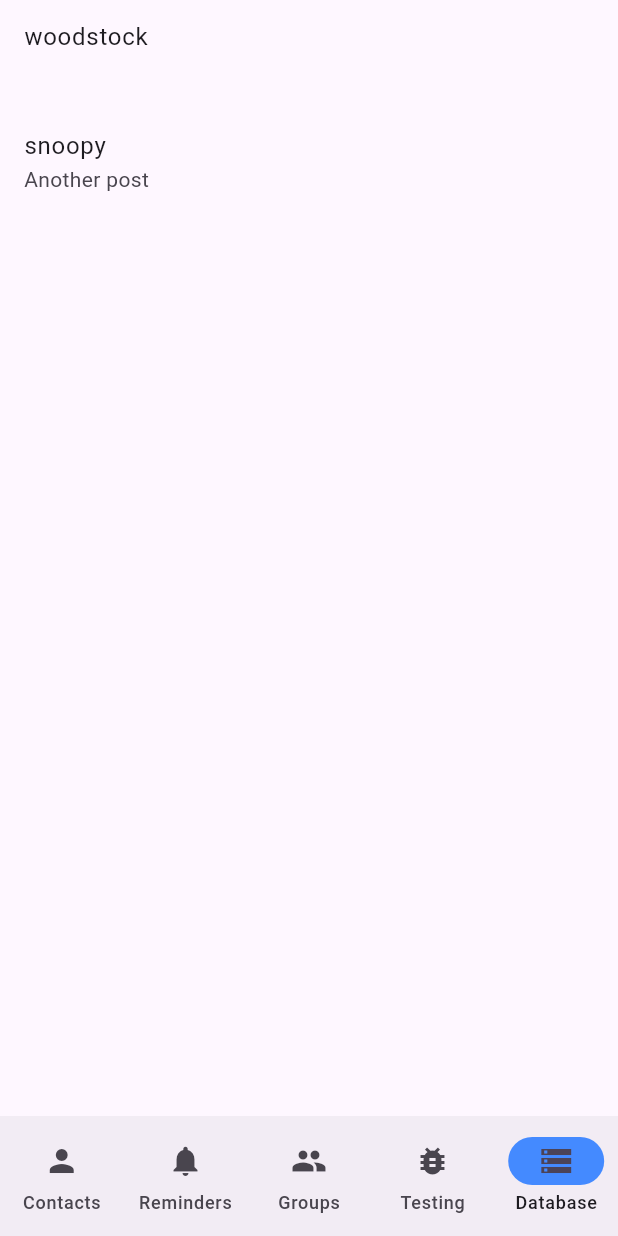
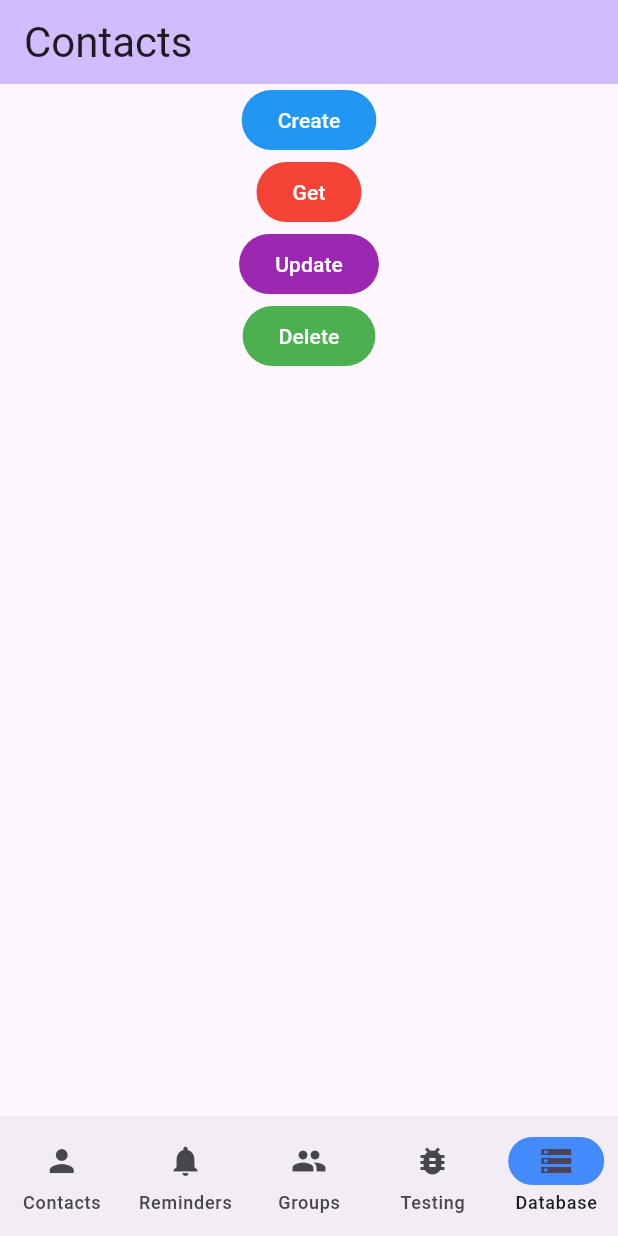
Before and after one commit to RaySandhu/FriendlyReminders, a Flutter app: the screen it shows after launch, item 5 of the bottom bar chosen, on a phone screen of 412 x 824 dp. Run offline on Flutter 3.47's test engine with Material 3 defaults, Android fonts, the phone set to English and light mode, and no system bars; our stand-ins replace sqflite; accounts and stored records are empty.

Commit message:
Finished setting up sqflite db

```diff
--- a/lib/assets/mock_db.json
+++ /dev/null
@@ -1,16 +0,0 @@
-[
-    {
-      "id": "7d3d8bd1-b9a6-4e1f-8e4e-dca6f4861441",
-      "imageUrl": "https://source.unsplash.com/AEVAMhago-s",
-      "createdAt": "2018-12-09T15:35:54.006Z",
-      "text": "",
-      "username": "woodstock"
-    },
-    {
-      "id": "e17292f4-a1c7-4bec-9427-73a4f0c0ecc0",
-      "imageUrl": "https://source.unsplash.com/AEVAMhago-s",
-      "createdAt": "2018-12-10T10:24:40.006Z",
-      "text": "Another post",
-      "username": "snoopy"
-    }
-  ]
--- /dev/null
+++ b/lib/models/ContactModel.dart
@@ -0,0 +1,44 @@
+class ContactModel {
+  final int id;
+  final String name;
+  final String phone;
+  final String email;
+  // final List<String> tags;
+  // final int reminder;
+  final String notes;
+
+  const ContactModel({
+    required this.id,
+    required this.name,
+    required this.phone,
+    required this.email,
+    // required this.tags,
+    // required this.reminder,
+    required this.notes,
+  });
+
+  factory ContactModel.fromMap(Map<String, dynamic> map) {
+    return ContactModel(
+      id: map['id'] as int,
+      name: map['name'] as String,
+      phone: map['phone'] as String,
+      email: map['email'] as String,
+      notes: map['notes'] as String,
+    );
+  }
+
+  Map<String, Object?> toMap() {
+    return {
+      'id': id,
+      'name': name,
+      'phone': phone,
+      'email': email,
+      'notes': notes,
+    };
+  }
+
+  @override
+  String toString() {
+    return 'Contact{id: $id, name: $name, phone: $phone, email: $email, notes: $notes}';
+  }
+}
--- a/lib/screens/DatabaseScreen.dart
+++ b/lib/screens/DatabaseScreen.dart
@@ -1,39 +1,84 @@
 import 'package:flutter/material.dart';
-import 'package:friendlyreminder/models/post.dart';
-import 'package:friendlyreminder/services/DatabaseService.dart';
+import 'package:friendlyreminder/models/ContactModel.dart';
+import 'package:friendlyreminder/services/ContactService.dart';
 
-class PostList extends StatefulWidget {
+class DatabaseScreen extends StatefulWidget {
+  const DatabaseScreen({super.key});
+
   @override
-  _PostListState createState() => _PostListState();
+  State<DatabaseScreen> createState() => _DatabaseScreenState();
 }
 
-class _PostListState extends State<PostList> {
-  List<Post> _posts = [];
-
-  @override
-  void initState() {
-    super.initState();
-    _loadPosts();
-  }
-
-  Future<void> _loadPosts() async {
-    final posts = await loadPosts();
-    setState(() {
-      _posts = posts;
-    });
-  }
+class _DatabaseScreenState extends State<DatabaseScreen> {
+  final ContactService contactService = ContactService();
 
   @override
   Widget build(BuildContext context) {
-    return ListView.builder(
-      itemCount: _posts.length,
-      itemBuilder: (context, index) {
-        final post = _posts[index];
-        return ListTile(
-          title: Text(post.username),
-          subtitle: Text(post.text),
-        );
-      },
+    return Scaffold(
+      appBar: AppBar(
+        title:
+            Text("Contacts", style: Theme.of(context).textTheme.headlineMedium),
+        backgroundColor: Theme.of(context).colorScheme.inversePrimary,
+      ),
+      body: SafeArea(
+          child: Center(
+        child: Column(
+          children: [
+            FilledButton(
+              onPressed: () {
+                ContactModel newContact = ContactModel(
+                    id: 1,
+                    name: "Alice",
+                    phone: "(123)-456-7890",
+                    email: "alice@gmail.com",
+                    notes: "Hello");
+                contactService.createContact(newContact);
+              },
+              child: Text("Create"),
+              style: ButtonStyle(
+                backgroundColor:
+                    MaterialStateProperty.all(Colors.blue), // Background color
+              ),
+            ),
+            FilledButton(
+              onPressed: () async {
+                print(await contactService.getContacts());
+              },
+              child: Text("Get"),
+              style: ButtonStyle(
+                backgroundColor:
+                    MaterialStateProperty.all(Colors.red), // Background color
+              ),
+            ),
+            FilledButton(
+              onPressed: () {
+                ContactModel newContact = ContactModel(
+                    id: 1,
+                    name: "Bob",
+                    phone: "(123)-456-7890",
+                    email: "alice@gmail.com",
+                    notes: "Hello");
+                contactService.updateContact(newContact);
+              },
+              child: Text("Update"),
+              style: ButtonStyle(
+                backgroundColor: MaterialStateProperty.all(
+                    Colors.purple), // Background color
+              ),
+            ),
+            FilledButton(
+              onPressed: () {
+                contactService.deleteContact(1);
+              },
+              child: Text("Delete"),
+              style: ButtonStyle(
+                backgroundColor:
+                    MaterialStateProperty.all(Colors.green), // Background color
+              ),
+            ),
+          ],
+        ),
+      )),
     );
   }
 }
--- /dev/null
+++ b/lib/services/DatabaseClient.dart
@@ -0,0 +1,51 @@
+import 'package:path/path.dart';
+import 'package:sqflite/sqflite.dart';
+
+class DatabaseClient {
+  static final DatabaseClient _instance =
+      DatabaseClient._internal(); // Singleton
+  static Database? _db;
+
+  final String contactsTblName = "contacts";
+  final String _contactsIdColName = "id";
+  final String _contactsNameColName = "name";
+  final String _contactsPhoneColName = "phone";
+  final String _contactsEmailColName = "email";
+  final String _contactsNotesColName = "notes";
+
+  // final String _groupsTblName = "groups";
+  // final String _remindersTblName = "reminders";
+
+  factory DatabaseClient() {
+    return _instance;
+  }
+  DatabaseClient._internal();
+
+  Future<Database> get database async {
+    if (_db != null) return _db!;
+    _db = await _initDatabase();
+    return _db!;
+  }
+
+  Future<Database> _initDatabase() async {
+    final String dbDirPath = await getDatabasesPath();
+    final String dbPath = join(dbDirPath, "friendly_reminder_database.db");
+    await deleteDatabase(dbPath); // REM
+    final Database database = await openDatabase(
+      dbPath,
+      version: 1,
+      onCreate: (database, version) {
+        database.execute('''
+        CREATE TABLE $contactsTblName (
+          $_contactsIdColName INTEGER PRIMARY KEY,
+          $_contactsNameColName TEXT NOT NULL,
+          $_contactsPhoneColName TEXT,
+          $_contactsEmailColName TEXT,
+          $_contactsNotesColName TEXT
+        )
+        ''');
+      },
+    );
+    return database;
+  }
+}
--- a/lib/services/DatabaseService.dart
+++ /dev/null
@@ -1,10 +0,0 @@
-import 'dart:convert';
-import 'package:flutter/services.dart' show rootBundle;
-import 'package:friendlyreminder/models/post.dart';
-
-Future<List<Post>> loadPosts() async {
-  final String jsonString =
-      await rootBundle.loadString('lib/assets/mock_db.json');
-  final List<dynamic> jsonData = json.decode(jsonString);
-  return jsonData.map((data) => Post.fromJson(data)).toList();
-}
--- a/lib/widgets/navbar.dart
+++ b/lib/widgets/navbar.dart
@@ -1,9 +1,9 @@
 import 'package:flutter/material.dart';
 import 'package:friendlyreminder/screens/ContactScreen.dart';
 import 'package:friendlyreminder/screens/CounterScreen.dart';
+import 'package:friendlyreminder/screens/DatabaseScreen.dart';
 import 'package:friendlyreminder/screens/GroupScreen.dart';
 import 'package:friendlyreminder/screens/ReminderScreen.dart';
-import 'package:friendlyreminder/screens/DatabaseScreen.dart';
 
 class NavigationBarApp extends StatefulWidget {
   const NavigationBarApp({super.key});
@@ -54,7 +54,7 @@ class _NavigationBarAppState extends State<NavigationBarApp> {
           RemindersScreen(),
           GroupsScreen(),
           CounterScreen(title: 'Flutter Demo Home Page'),
-          PostList()
+          DatabaseScreen()
         ][currentPageIndex]);
   }
 }
--- a/pubspec.yaml
+++ b/pubspec.yaml
@@ -35,6 +35,8 @@ dependencies:
   # The following adds the Cupertino Icons font to your application.
   # Use with the CupertinoIcons class for iOS style icons.
   cupertino_icons: ^1.0.6
+  sqflite: ^2.3.3+1
+  path: ^1.9.0
 
 dev_dependencies:
   flutter_test:
@@ -59,8 +61,7 @@ flutter:
   uses-material-design: true
 
   # To add assets to your application, add an assets section, like this:
-  assets:
-      - lib/assets/mock_db.json
+  # assets:
   #   - images/a_dot_burr.jpeg
   #   - images/a_dot_ham.jpeg
 
```
Also changed, not shown: lib/services/ContactService.dart (added, +44 -0 lines), pubspec.lock, 1 other file.
